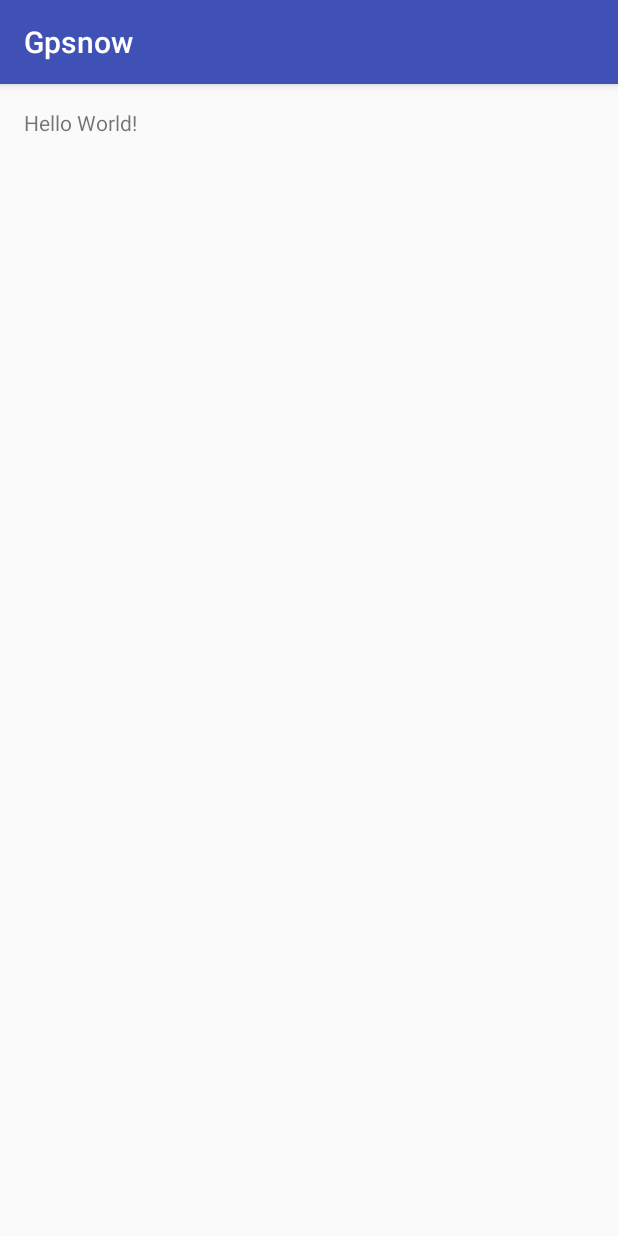
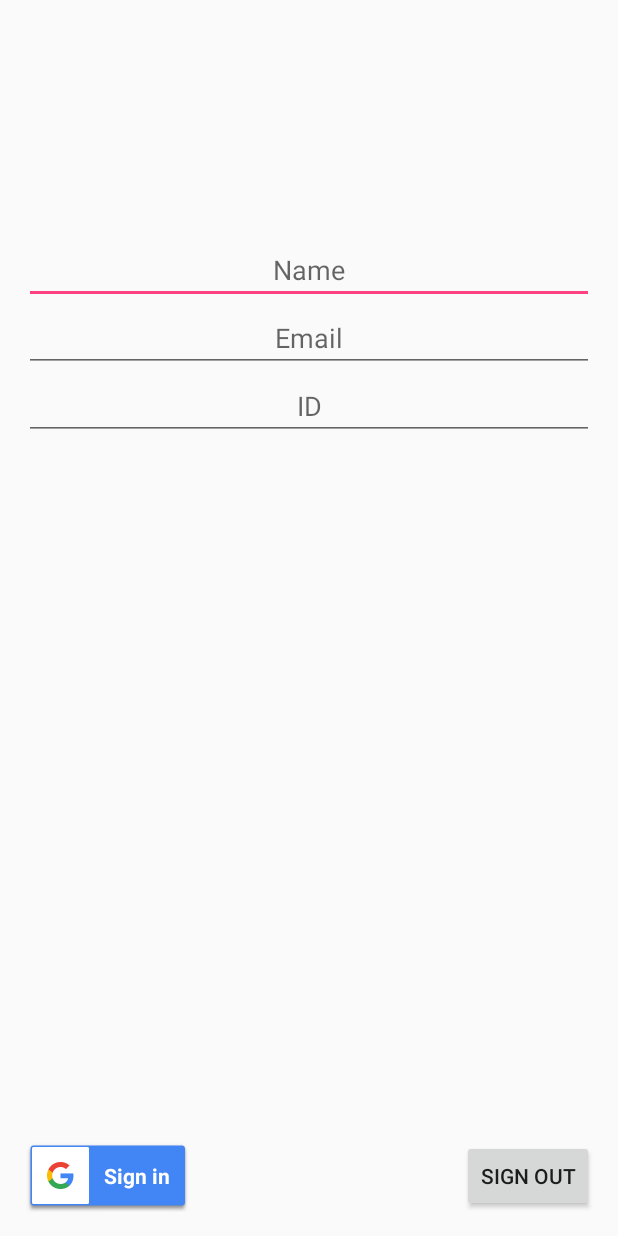
Before and after one commit to BenjithMathew/gpsnow, an Android app: the screen it shows after launch (MainActivity before the commit, GoolePlus after it), on a phone screen of 412 x 824 dp. Run offline under Robolectric (Android 15) with nearby library versions, the phone set to English and light mode, and no system bars.

Commit message:
New Commit : -   Google+ integration is done in googleplus package

```diff
--- /dev/null
+++ b/app/src/main/java/com/surroundsync/gpsnow/googleplus/GoolePlus.java
@@ -0,0 +1,254 @@
+package com.surroundsync.gpsnow.googleplus;
+
+import android.app.Activity;
+import android.app.ProgressDialog;
+import android.content.DialogInterface;
+import android.content.Intent;
+import android.content.IntentSender;
+import android.net.Uri;
+import android.os.AsyncTask;
+import android.os.Bundle;
+import android.support.design.widget.FloatingActionButton;
+import android.support.design.widget.Snackbar;
+import android.support.v7.app.AppCompatActivity;
+import android.support.v7.widget.Toolbar;
+import android.util.Log;
+import android.view.View;
+import android.widget.Button;
+import android.widget.EditText;
+import android.widget.ImageView;
+import android.widget.RelativeLayout;
+import android.widget.Toast;
+
+import com.google.android.gms.appindexing.Action;
+import com.google.android.gms.appindexing.AppIndex;
+import com.google.android.gms.auth.GoogleAuthException;
+import com.google.android.gms.auth.GoogleAuthUtil;
+import com.google.android.gms.auth.UserRecoverableAuthException;
+import com.google.android.gms.auth.api.Auth;
+import com.google.android.gms.auth.api.signin.GoogleSignInAccount;
+import com.google.android.gms.auth.api.signin.GoogleSignInOptions;
+import com.google.android.gms.auth.api.signin.GoogleSignInResult;
+import com.google.android.gms.common.ConnectionResult;
+import com.google.android.gms.common.GooglePlayServicesUtil;
+import com.google.android.gms.common.Scopes;
+import com.google.android.gms.common.SignInButton;
+import com.google.android.gms.common.api.GoogleApiClient;
+import com.google.android.gms.common.api.OptionalPendingResult;
+import com.google.android.gms.common.api.ResultCallback;
+import com.google.android.gms.common.api.Scope;
+import com.google.android.gms.common.api.Status;
+import com.google.android.gms.plus.People;
+import com.google.android.gms.plus.Plus;
+import com.google.android.gms.plus.model.people.Person;
+import com.surroundsync.gpsnow.MainActivity;
+import com.surroundsync.gpsnow.R;
+
+import java.io.IOException;
+
+public class GoolePlus extends AppCompatActivity implements View.OnClickListener,
+       GoogleApiClient.OnConnectionFailedListener {
+
+
+    private static final int RC_GOOOGLE_SIGN_IN = 546;;
+
+    private static final String TAG = "SignInActivity";
+
+    private GoogleApiClient mGoogleApiClient;
+
+    private SignInButton googleplus_signin_button;
+
+    private Button googleplus_signout_button;
+
+    private EditText etGooglename,etGoogleemail,etGoogleID;
+
+    private ProgressDialog mProgressDialog;
+
+    @Override
+    protected void onCreate(Bundle savedInstanceState) {
+        super.onCreate(savedInstanceState);
+        setContentView(R.layout.content_goole_plus);
+
+        // Configure sign-in to request the user's ID, email address, and basic
+        // profile. ID and basic profile are included in DEFAULT_SIGN_IN.
+
+        GoogleSignInOptions gso = new GoogleSignInOptions.Builder(GoogleSignInOptions.DEFAULT_SIGN_IN)
+                .requestEmail()
+                .build();
+
+        // Build a GoogleApiClient with access to the Google Sign-In API and the
+        // options specified by gso.
+
+        mGoogleApiClient = new GoogleApiClient.Builder(this)
+                .enableAutoManage(this , this)
+                .addApi(Auth.GOOGLE_SIGN_IN_API, gso)
+                .build();
+
+        //--------------for signiin button---------
+        googleplus_signin_button = (SignInButton)findViewById(R.id.activity_googleplus_btn_signin);
+
+        googleplus_signin_button.setSize(SignInButton.SIZE_STANDARD);
+        googleplus_signin_button.setColorScheme(SignInButton.COLOR_DARK);
+        googleplus_signin_button.setScopes(gso.getScopeArray());
+
+        //-----------------------
+
+        googleplus_signout_button= (Button)findViewById(R.id.activity_googleplus_btn_signout);
+        etGooglename = (EditText)findViewById(R.id.activity_etgplus_name);
+        etGoogleemail = (EditText)findViewById(R.id.activity_etgplus_email);
+        etGoogleID = (EditText)findViewById(R.id.activity_etgplus_ID);
+
+
+        googleplus_signin_button.setOnClickListener(this);
+        googleplus_signout_button.setOnClickListener(this);
+
+
+
+    }
+
+    @Override
+    protected void onStart() {
+        super.onStart();
+        OptionalPendingResult<GoogleSignInResult> opr = Auth.GoogleSignInApi.silentSignIn(mGoogleApiClient);
+        if (opr.isDone()) {
+            // If the user's cached credentials are valid, the OptionalPendingResult will be "done"
+            // and the GoogleSignInResult will be available instantly.
+            Log.d(TAG, "Got cached sign-in");
+            GoogleSignInResult result = opr.get();
+            handleSignInResult(result);
+        } else {
+            // If the user has not previously signed in on this device or the sign-in has expired,
+            // this asynchronous branch will attempt to sign in the user silently.  Cross-device
+            // single sign-on will occur in this branch.
+            showProgressDialog();
+            opr.setResultCallback(new ResultCallback<GoogleSignInResult>() {
+                @Override
+                public void onResult(GoogleSignInResult googleSignInResult) {
+                    hideProgressDialog();
+                    handleSignInResult(googleSignInResult);
+                }
+            });
+        }
+        //mGoogleApiClient.connect();
+    }
+
+    private void hideProgressDialog() {
+        if (mProgressDialog != null && mProgressDialog.isShowing()) {
+            mProgressDialog.hide();
+        }
+    }
+
+    private void showProgressDialog() {
+        if (mProgressDialog == null) {
+            mProgressDialog = new ProgressDialog(this);
+            mProgressDialog.setMessage(getString(R.string.loading));
+            mProgressDialog.setIndeterminate(true);
+        }
+
+        mProgressDialog.show();
+    }
+
+    @Override
+    protected void onStop() {
+        super.onStop();
+
+        if(mGoogleApiClient.isConnected()){
+            mGoogleApiClient.disconnect();
+        }
+    }
+
+
+    @Override
+    public void onClick(View v) {
+
+
+        switch (v.getId()){
+            case R.id.activity_googleplus_btn_signin:
+                googleSignIn();
+                break;
+
+            case R.id.activity_googleplus_btn_signout:
+                googleSignOut();
+        }
+    }
+
+    private void googleSignOut() {
+        Auth.GoogleSignInApi.signOut(mGoogleApiClient).setResultCallback(
+                new ResultCallback<Status>() {
+                    @Override
+                    public void onResult(Status status) {
+                        // [START_EXCLUDE]
+                        updateUI(false);
+                        // [END_EXCLUDE]
+                    }
+                });
+        etGooglename.setText("");
+        etGoogleemail.setText("");
+        etGoogleID.setText("");
+
+    }
+
+    private void googleSignIn() {
+
+        Intent signInIntent = Auth.GoogleSignInApi.getSignInIntent(mGoogleApiClient);
+        startActivityForResult(signInIntent, RC_GOOOGLE_SIGN_IN);
+    }
+
+
+
+
+
+
+    private void updateUI(boolean isSignedIn) {
+
+        if(isSignedIn){
+            googleplus_signin_button.setVisibility(View.GONE);
+            googleplus_signout_button.setVisibility(View.VISIBLE);
+
+        }else{
+            googleplus_signin_button.setVisibility(View.VISIBLE);
+            googleplus_signout_button.setVisibility(View.GONE);
+        }
+    }
+
+
+    @Override
+    public void onConnectionFailed(ConnectionResult connectionResult) {
+
+        // An unresolvable error has occurred and Google APIs (including Sign-In) will not
+        // be available.
+        Log.d(TAG, "onConnectionFailed:" + connectionResult);
+
+
+    }
+
+    @Override
+    protected void onActivityResult(int requestCode, int resultCode, Intent data) {
+
+        super.onActivityResult(requestCode, resultCode, data);
+
+        // Result returned from launching the Intent from GoogleSignInApi.getSignInIntent(...);
+        if (requestCode == RC_GOOOGLE_SIGN_IN) {
+            GoogleSignInResult result = Auth.GoogleSignInApi.getSignInResultFromIntent(data);
+            handleSignInResult(result);
+        }
+    }
+
+    private void handleSignInResult(GoogleSignInResult result) {
+
+        Log.d(TAG, "handleSignInResult:" + result.isSuccess());
+        if (result.isSuccess()) {
+            // Signed in successfully, show authenticated UI.
+            GoogleSignInAccount acct = result.getSignInAccount();
+            etGooglename.setText(getString(R.string.signed_in_fmt, acct.getDisplayName()));
+            etGoogleemail.setText(acct.getEmail());
+            etGoogleID.setText(acct.getId());
+
+            updateUI(true);
+        } else {
+            // Signed out, show unauthenticated UI.
+            updateUI(false);
+        }
+    }
+
+}
--- /dev/null
+++ b/app/src/main/res/layout/content_goole_plus.xml
@@ -0,0 +1,61 @@
+<?xml version="1.0" encoding="utf-8"?>
+<RelativeLayout xmlns:android="http://schemas.android.com/apk/res/android"
+    xmlns:app="http://schemas.android.com/apk/res-auto"
+    xmlns:tools="http://schemas.android.com/tools"
+    android:layout_width="match_parent"
+    android:layout_height="match_parent"
+    android:paddingBottom="@dimen/activity_vertical_margin"
+    android:paddingLeft="@dimen/activity_horizontal_margin"
+    android:paddingRight="@dimen/activity_horizontal_margin"
+    android:paddingTop="@dimen/activity_vertical_margin"
+    tools:context="com.surroundsync.gpsnow.googleplus.GoolePlus"
+    tools:showIn="@layout/activity_goole_plus"
+    android:id="@+id/activity_gplus_relative_layout"
+    >
+
+
+    <EditText
+        android:layout_width="match_parent"
+        android:layout_height="wrap_content"
+        android:hint="Name"
+        android:gravity="center"
+        android:id="@+id/activity_etgplus_name"
+        android:layout_alignParentLeft="true"
+        android:layout_alignParentStart="true"
+        android:layout_marginTop="141dp"
+        android:layout_alignParentTop="true" />
+
+    <EditText
+        android:gravity="center"
+        android:layout_width="match_parent"
+        android:layout_height="wrap_content"
+        android:id="@+id/activity_etgplus_email"
+        android:layout_below="@+id/activity_etgplus_name"
+        android:hint="Email"
+        />
+    <EditText
+        android:gravity="center"
+        android:layout_width="match_parent"
+        android:layout_height="wrap_content"
+        android:id="@+id/activity_etgplus_ID"
+        android:layout_below="@+id/activity_etgplus_email"
+        android:hint="ID"
+        />
+
+
+    <com.google.android.gms.common.SignInButton
+        android:id="@+id/activity_googleplus_btn_signin"
+        android:layout_width="wrap_content"
+        android:layout_height="wrap_content"
+        android:layout_alignParentBottom="true"
+        android:layout_alignParentLeft="true"/>
+    <Button
+        android:layout_width="wrap_content"
+        android:layout_height="wrap_content"
+        android:text="Sign Out"
+        android:id="@+id/activity_googleplus_btn_signout"
+        android:layout_alignParentBottom="true"
+        android:layout_alignParentRight="true"/>
+
+
+</RelativeLayout>
--- /dev/null
+++ b/app/src/main/res/values-v21/styles.xml
@@ -0,0 +1,9 @@
+<resources>>
+
+    <style name="AppTheme.NoActionBar">
+        <item name="windowActionBar">false</item>
+        <item name="windowNoTitle">true</item>
+        <item name="android:windowDrawsSystemBarBackgrounds">true</item>
+        <item name="android:statusBarColor">@android:color/transparent</item>
+    </style>
+</resources>
--- a/app/src/main/res/values/dimens.xml
+++ b/app/src/main/res/values/dimens.xml
@@ -2,4 +2,5 @@
     <!-- Default screen margins, per the Android Design guidelines. -->
     <dimen name="activity_horizontal_margin">16dp</dimen>
     <dimen name="activity_vertical_margin">16dp</dimen>
+    <dimen name="fab_margin">16dp</dimen>
 </resources>
--- a/app/src/main/res/values/strings.xml
+++ b/app/src/main/res/values/strings.xml
@@ -1,3 +1,8 @@
 <resources>
     <string name="app_name">Gpsnow</string>
+    <string name="title_activity_goole_plus">GoolePlus</string>
+    <string name="signed_in_fmt">%s</string>
+    <string name="loading">Loading…</string>
+
+    <string name="server_client_id">206030141834-gpk0gqulpos42hdv3rtu85obuer69465.apps.googleusercontent.com</string>
 </resources>
--- a/app/src/main/res/values/styles.xml
+++ b/app/src/main/res/values/styles.xml
@@ -8,4 +8,13 @@
         <item name="colorAccent">@color/colorAccent</item>
     </style>
 
+    <style name="AppTheme.NoActionBar">
+        <item name="windowActionBar">false</item>
+        <item name="windowNoTitle">true</item>
+    </style>
+
+    <style name="AppTheme.AppBarOverlay" parent="ThemeOverlay.AppCompat.Dark.ActionBar" />
+
+    <style name="AppTheme.PopupOverlay" parent="ThemeOverlay.AppCompat.Light" />
+
 </resources>
--- a/build.gradle
+++ b/build.gradle
@@ -6,6 +6,7 @@ buildscript {
     }
     dependencies {
         classpath 'com.android.tools.build:gradle:1.5.0'
+        classpath 'com.google.gms:google-services:3.0.0'
 
         // NOTE: Do not place your application dependencies here; they belong
         // in the individual module build.gradle files
```
Also changed, not shown: app/build.gradle (+9 -1 lines), app/src/main/AndroidManifest.xml (+17 -0 lines), app/src/main/res/layout/activity_goole_plus.xml (added, +34 -0 lines), 1 other file.
